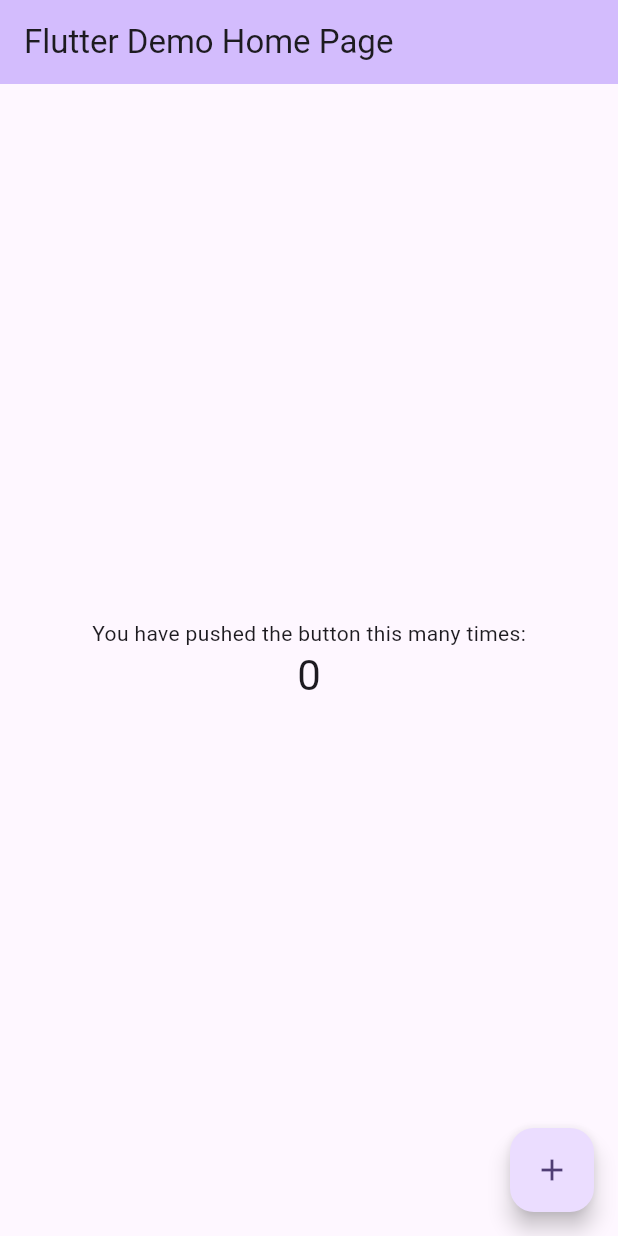
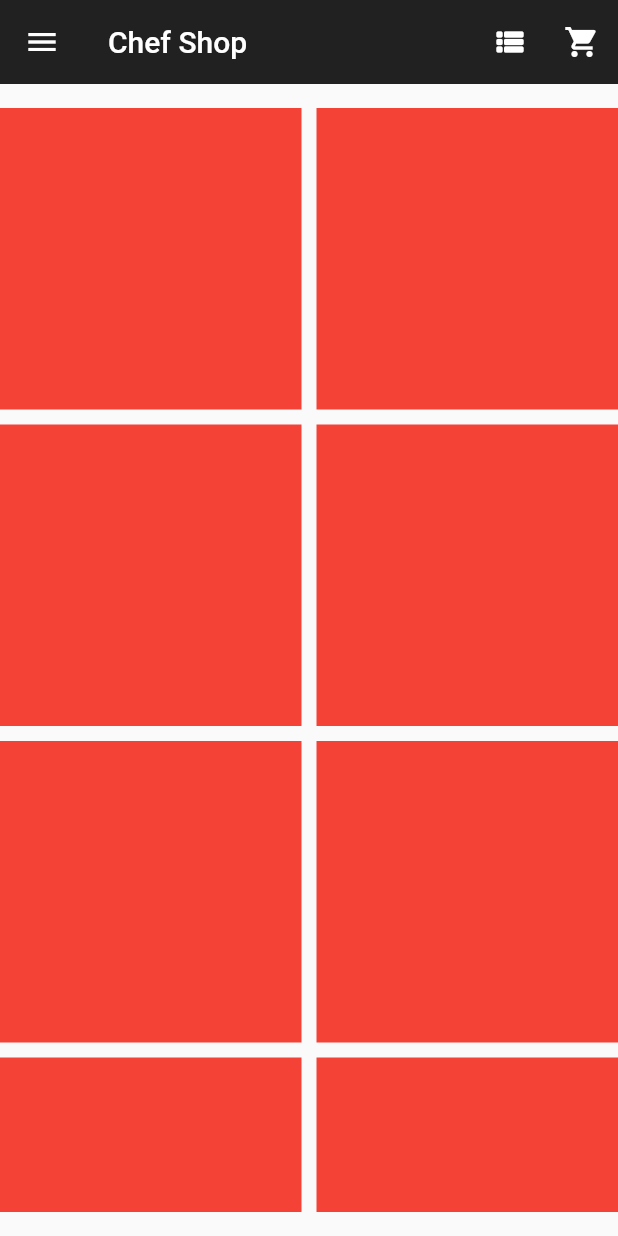
Before and after one commit to kokoball/get_x_project_2, a Flutter app: the screen it shows after launch, on a phone screen of 412 x 824 dp. Run offline on Flutter 3.47's test engine with Material 2 defaults, Android fonts, the light colour scheme and no system bars.

Commit message:
mypage gridview 추가

```diff
--- a/lib/main.dart
+++ b/lib/main.dart
@@ -1,4 +1,5 @@
 import 'package:flutter/material.dart';
+import 'package:get_x_project_2/view/mypage.dart';
 
 void main() {
   runApp(const MyApp());
@@ -13,113 +14,9 @@ class MyApp extends StatelessWidget {
     return MaterialApp(
       title: 'Flutter Demo',
       theme: ThemeData(
-        // This is the theme of your application.
-        //
-        // TRY THIS: Try running your application with "flutter run". You'll see
-        // the application has a blue toolbar. Then, without quitting the app,
-        // try changing the seedColor in the colorScheme below to Colors.green
-        // and then invoke "hot reload" (save your changes or press the "hot
-        // reload" button in a Flutter-supported IDE, or press "r" if you used
-        // the command line to start the app).
-        //
-        // Notice that the counter didn't reset back to zero; the application
-        // state is not lost during the reload. To reset the state, use hot
-        // restart instead.
-        //
-        // This works for code too, not just values: Most code changes can be
-        // tested with just a hot reload.
-        colorScheme: ColorScheme.fromSeed(seedColor: Colors.deepPurple),
-        useMaterial3: true,
+        primaryColor: Colors.blue,
       ),
-      home: const MyHomePage(title: 'Flutter Demo Home Page'),
+      home: const MyPage(),
     );
   }
 }
-
-class MyHomePage extends StatefulWidget {
-  const MyHomePage({super.key, required this.title});
-
-  // This widget is the home page of your application. It is stateful, meaning
-  // that it has a State object (defined below) that contains fields that affect
-  // how it looks.
-
-  // This class is the configuration for the state. It holds the values (in this
-  // case the title) provided by the parent (in this case the App widget) and
-  // used by the build method of the State. Fields in a Widget subclass are
-  // always marked "final".
-
-  final String title;
-
-  @override
-  State<MyHomePage> createState() => _MyHomePageState();
-}
-
-class _MyHomePageState extends State<MyHomePage> {
-  int _counter = 0;
-
-  void _incrementCounter() {
-    setState(() {
-      // This call to setState tells the Flutter framework that something has
-      // changed in this State, which causes it to rerun the build method below
-      // so that the display can reflect the updated values. If we changed
-      // _counter without calling setState(), then the build method would not be
-      // called again, and so nothing would appear to happen.
-      _counter++;
-    });
-  }
-
-  @override
-  Widget build(BuildContext context) {
-    // This method is rerun every time setState is called, for instance as done
-    // by the _incrementCounter method above.
-    //
-    // The Flutter framework has been optimized to make rerunning build methods
-    // fast, so that you can just rebuild anything that needs updating rather
-    // than having to individually change instances of widgets.
-    return Scaffold(
-      appBar: AppBar(
-        // TRY THIS: Try changing the color here to a specific color (to
-        // Colors.amber, perhaps?) and trigger a hot reload to see the AppBar
-        // change color while the other colors stay the same.
-        backgroundColor: Theme.of(context).colorScheme.inversePrimary,
-        // Here we take the value from the MyHomePage object that was created by
-        // the App.build method, and use it to set our appbar title.
-        title: Text(widget.title),
-      ),
-      body: Center(
-        // Center is a layout widget. It takes a single child and positions it
-        // in the middle of the parent.
-        child: Column(
-          // Column is also a layout widget. It takes a list of children and
-          // arranges them vertically. By default, it sizes itself to fit its
-          // children horizontally, and tries to be as tall as its parent.
-          //
-          // Column has various properties to control how it sizes itself and
-          // how it positions its children. Here we use mainAxisAlignment to
-          // center the children vertically; the main axis here is the vertical
-          // axis because Columns are vertical (the cross axis would be
-          // horizontal).
-          //
-          // TRY THIS: Invoke "debug painting" (choose the "Toggle Debug Paint"
-          // action in the IDE, or press "p" in the console), to see the
-          // wireframe for each widget.
-          mainAxisAlignment: MainAxisAlignment.center,
-          children: <Widget>[
-            const Text(
-              'You have pushed the button this many times:',
-            ),
-            Text(
-              '$_counter',
-              style: Theme.of(context).textTheme.headlineMedium,
-            ),
-          ],
-        ),
-      ),
-      floatingActionButton: FloatingActionButton(
-        onPressed: _incrementCounter,
-        tooltip: 'Increment',
-        child: const Icon(Icons.add),
-      ), // This trailing comma makes auto-formatting nicer for build methods.
-    );
-  }
-}
--- /dev/null
+++ b/lib/view/mypage.dart
@@ -0,0 +1,45 @@
+import 'package:flutter/material.dart';
+
+class MyPage extends StatelessWidget {
+  const MyPage({Key? key}) : super(key: key);
+
+  @override
+  Widget build(BuildContext context) {
+    return Scaffold(
+      appBar: AppBar(
+        title: const Text('Chef Shop'),
+        backgroundColor: Colors.black87,
+        elevation: 0,
+        leading: const Icon(Icons.menu),
+        actions: [
+          IconButton(
+            onPressed: () {},
+            icon: const Icon(Icons.view_list_rounded),
+          ),
+          IconButton(
+            onPressed: () {},
+            icon: const Icon(Icons.shopping_cart),
+          ),
+        ],
+      ),
+      body: Container(
+        child: Padding(
+          padding: const EdgeInsets.fromLTRB(0, 16, 0, 16),
+          child: GridView.builder(
+            gridDelegate: const SliverGridDelegateWithFixedCrossAxisCount(
+              crossAxisCount: 2,
+              mainAxisSpacing: 10,
+              crossAxisSpacing: 10,
+            ),
+            itemBuilder: (context, index) {
+              return Container(
+                color: Colors.red,
+              );
+            },
+            itemCount: 20,
+          ),
+        ),
+      ),
+    );
+  }
+}
```
